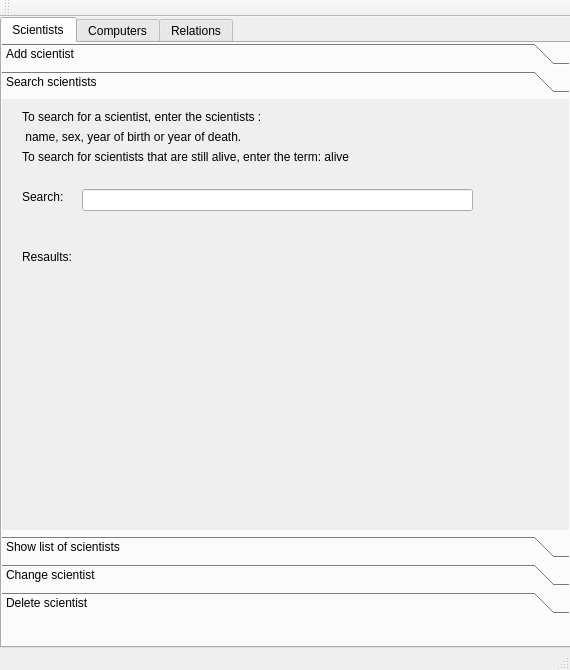
jonsig/verklegt-namskeid-1, file week3/mainwindow.ui: the form before one commit.
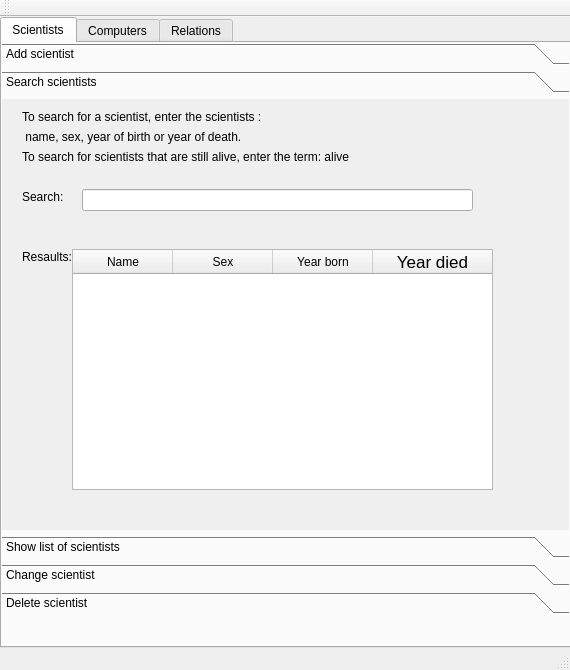
The form after the commit. The open tabs and pages were chosen to show the change.

Commit message: byrjunin á töflunum

Diff of the .ui file:
```diff
--- a/week3/mainwindow.ui
+++ b/week3/mainwindow.ui
@@ -189,7 +189,7 @@
          <x>0</x>
          <y>0</y>
          <width>571</width>
-         <height>416</height>
+         <height>401</height>
         </rect>
        </property>
        <attribute name="label">
@@ -295,6 +295,66 @@
          <string>Resaults:</string>
         </property>
        </widget>
+       <widget class="QTableWidget" name="searchScientist_table">
+        <property name="geometry">
+         <rect>
+          <x>70</x>
+          <y>150</y>
+          <width>421</width>
+          <height>241</height>
+         </rect>
+        </property>
+        <property name="gridStyle">
+         <enum>Qt::NoPen</enum>
+        </property>
+        <property name="columnCount">
+         <number>4</number>
+        </property>
+        <attribute name="horizontalHeaderHighlightSections">
+         <bool>true</bool>
+        </attribute>
+        <attribute name="horizontalHeaderShowSortIndicator" stdset="0">
+         <bool>true</bool>
+        </attribute>
+        <attribute name="horizontalHeaderStretchLastSection">
+         <bool>true</bool>
+        </attribute>
+        <attribute name="verticalHeaderVisible">
+         <bool>false</bool>
+        </attribute>
+        <column>
+         <property name="text">
+          <string>Name</string>
+         </property>
+         <property name="background">
+          <color>
+           <red>0</red>
+           <green>0</green>
+           <blue>0</blue>
+          </color>
+         </property>
+        </column>
+        <column>
+         <property name="text">
+          <string>Sex</string>
+         </property>
+        </column>
+        <column>
+         <property name="text">
+          <string>Year born</string>
+         </property>
+        </column>
+        <column>
+         <property name="text">
+          <string>Year died</string>
+         </property>
+         <property name="font">
+          <font>
+           <pointsize>13</pointsize>
+          </font>
+         </property>
+        </column>
+       </widget>
       </widget>
       <widget class="QWidget" name="page_3">
        <property name="geometry">
```
Left out of the diff: 106 changed lines with no effect on the pictures. The commit also changes 1 other file.
